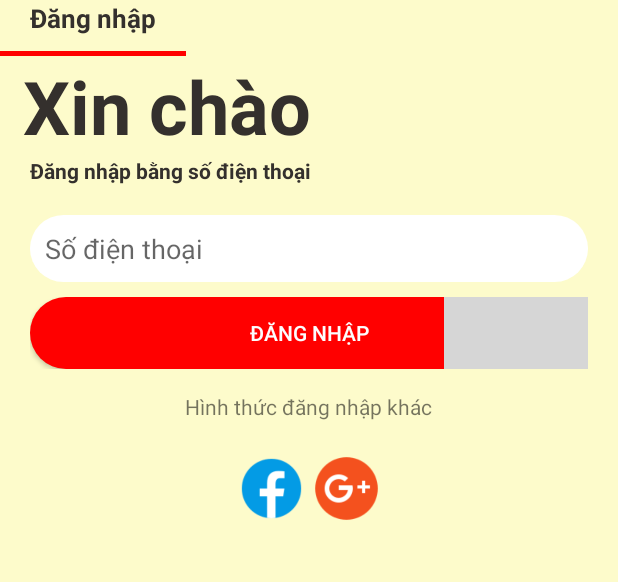
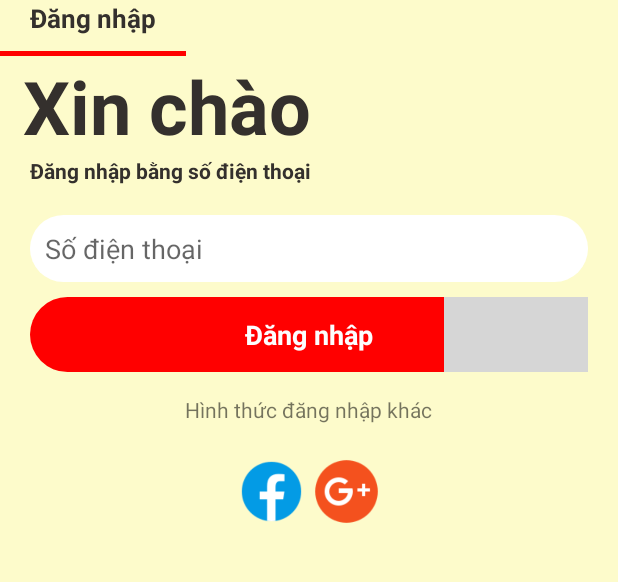
Before and after one commit to nhusonnb/androidNew, an Android app: the screen it shows after launch (MainActivity), on a phone screen of 412 x 824 dp, the part 384-966 px from its top. Run offline under Robolectric (Android 15) with nearby library versions, the phone set to English and light mode, and no system bars; grey boxes are pictures that could not be loaded.

Commit message:
update object

```diff
--- a/app/src/main/java/com/example/helloword/MainActivity.java
+++ b/app/src/main/java/com/example/helloword/MainActivity.java
@@ -3,6 +3,7 @@ package com.example.helloword;
 import androidx.appcompat.app.AppCompatActivity;
 
 import android.os.Bundle;
+import android.widget.Toast;
 
 public class MainActivity extends AppCompatActivity {
 
@@ -10,5 +11,14 @@ public class MainActivity extends AppCompatActivity {
     protected void onCreate(Bundle savedInstanceState) {
         super.onCreate(savedInstanceState);
         setContentView(R.layout.activity_main);
+        // tao doi tuong tu khuon Student
+        Student sv1; // b1 khai bao
+        sv1 = new Student(); // b2 khoi tao
+        sv1.name = "Tu" ;
+        sv1.tuoi = 22 ;
+        sv1.schoolName = "THPT";
+        sv1.id = 123456789 ;
+
+        Toast.makeText(this ,sv1.name ,Toast.LENGTH_LONG).show();
     }
 }
--- /dev/null
+++ b/app/src/main/java/com/example/helloword/Student.java
@@ -0,0 +1,8 @@
+package com.example.helloword;
+
+public class Student {
+    String name;
+    int tuoi;
+    String schoolName;
+    int id;
+}
--- /dev/null
+++ b/app/src/main/res/drawable/login_btn_sbackground_selected.xml
@@ -0,0 +1,8 @@
+<?xml version="1.0" encoding="utf-8"?>
+<selector xmlns:android="http://schemas.android.com/apk/res/android">
+    <item android:drawable="@drawable/login_btn_selected"
+        android:state_pressed="true">
+    </item>
+    <item android:drawable="@drawable/dang_nhap"></item>
+
+</selector>
--- /dev/null
+++ b/app/src/main/res/drawable/login_btn_selected.xml
@@ -0,0 +1,8 @@
+<shape xmlns:android="http://schemas.android.com/apk/res/android"
+    android:shape="rectangle">
+
+    <solid android:color="#9E3232"></solid>
+    <corners android:radius="25dp"></corners>
+
+
+</shape>
--- a/app/src/main/res/layout/activity_main.xml
+++ b/app/src/main/res/layout/activity_main.xml
@@ -1,3 +1,4 @@
+
 <LinearLayout xmlns:android="http://schemas.android.com/apk/res/android"
     android:layout_width="match_parent"
     android:layout_height="match_parent"
@@ -65,24 +66,28 @@
     // android:drawableRight="@drawable/facebook"
 
     <RelativeLayout
+        android:clickable="true"
         android:layout_width="match_parent"
-        android:layout_height="wrap_content"
+        android:layout_height="50dp"
         android:layout_marginHorizontal="20dp"
-        android:gravity="center">
+        android:background="@drawable/login_btn_sbackground_selected">
 
-        <Button
+
+        <TextView
+            android:background="@drawable/login_btn_sbackground_selected"
             android:id="@+id/dangnhap"
-            android:layout_width="match_parent"
+            android:layout_width="wrap_content"
             android:layout_height="wrap_content"
-            android:background="@drawable/dang_nhap"
+            android:layout_centerInParent="true"
             android:text="Đăng nhập"
+            android:textStyle="bold"
+            android:textSize="18sp"
             android:textColor="#FDFDFE" />
 
         <ImageView
+            android:tint="#FDFDFE"
             android:id="@+id/hinhanh"
-            android:layout_alignTop="@+id/dangnhap"
-            android:layout_alignRight="@+id/dangnhap"
-            android:layout_alignBottom="@id/dangnhap"
+            android:layout_alignParentRight="true"
             android:layout_width="wrap_content"
             android:layout_height="wrap_content"
             android:src="@drawable/phai" />
```
Also changed, not shown: app/src/main/res/layout/layout_file.xml (added, +29 -0 lines).
